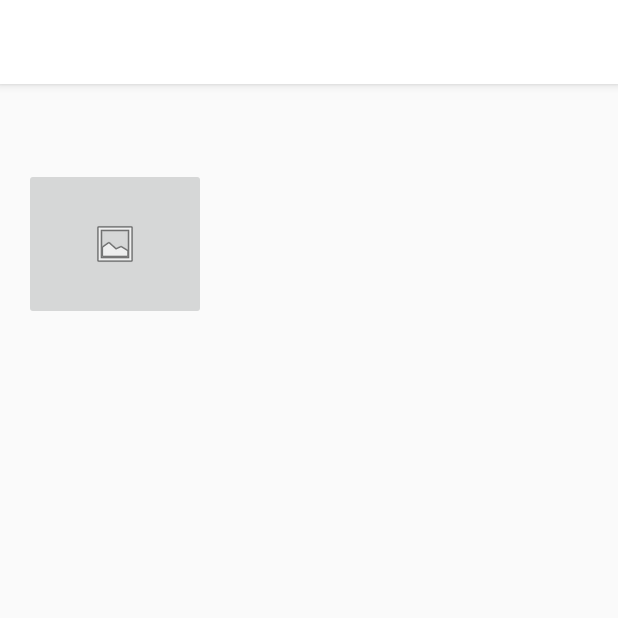
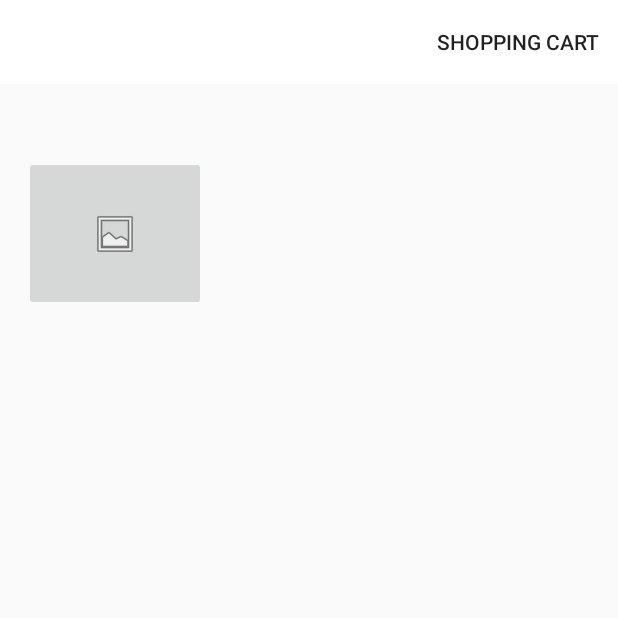
Before and after one commit to El-Catrin/elcatrinCustomers, an Android app: the screen it shows after launch (HomeActivity), on a phone screen of 412 x 824 dp, the top half of it. Run offline under Robolectric (Android 15) with nearby library versions, the phone set to English and light mode, and no system bars.

Commit message:
Add toolbar

```diff
--- a/app/build.gradle
+++ b/app/build.gradle
@@ -75,5 +75,5 @@ dependencies {
     implementation "androidx.lifecycle:lifecycle-viewmodel-ktx:2.2.0"
     // LiveData
     implementation "androidx.lifecycle:lifecycle-livedata-ktx:2.2.0"
-    //implementation "androidx.lifecycle:lifecycle-extensions:2.1.0"
+    implementation 'androidx.appcompat:appcompat:1.0.0'
 }
--- a/app/src/main/java/com/elcatrin/app_delivery/activity/HomeActivity.kt
+++ b/app/src/main/java/com/elcatrin/app_delivery/activity/HomeActivity.kt
@@ -1,21 +1,29 @@
 package com.elcatrin.app_delivery.activity
 
 import android.content.Intent
+import android.os.Build
 import android.os.Bundle
+import android.view.Menu
+import android.view.View
+import androidx.annotation.RequiresApi
 import androidx.appcompat.app.AppCompatActivity
+import androidx.appcompat.widget.Toolbar
 import com.elcatrin.app_delivery.R
-import com.elcatrin.app_delivery.model.Product
 import com.elcatrin.app_delivery.viewModel.CartViewModel
 import kotlinx.android.synthetic.main.activity_home.*
+
 
 class HomeActivity : AppCompatActivity() {
     var cartViewModel = CartViewModel()
 
+    @RequiresApi(Build.VERSION_CODES.LOLLIPOP)
     override fun onCreate(savedInstanceState: Bundle?) {
         super.onCreate(savedInstanceState)
         setContentView(R.layout.activity_home)
 
         setListeners()
+        val toolbar = findViewById<View>(R.id.toolbar) as Toolbar
+        setSupportActionBar(toolbar)
     }
 
     private fun setListeners() {
@@ -30,4 +38,10 @@ class HomeActivity : AppCompatActivity() {
 //        }
         // add button for cart access temporarily
     }
+
+    override fun onCreateOptionsMenu(menu: Menu?): Boolean {
+        // Inflate the menu; this adds items to the action bar if it is present.
+        menuInflater.inflate(R.menu.main, menu)
+        return true
+    }
 }
--- a/app/src/main/res/layout/activity_home.xml
+++ b/app/src/main/res/layout/activity_home.xml
@@ -6,13 +6,21 @@
     android:layout_height="match_parent"
     tools:context=".activity.homeActivity">
 
+    <androidx.appcompat.widget.Toolbar
+        android:id="@+id/toolbar"
+        android:layout_width="match_parent"
+        android:layout_height="wrap_content"
+        android:background="?attr/colorPrimary"
+        android:minHeight="?attr/actionBarSize"
+        app:titleTextColor="@android:color/white"></androidx.appcompat.widget.Toolbar>
+
     <androidx.constraintlayout.widget.ConstraintLayout
         android:id="@+id/text_Restaurantes"
         android:layout_width="match_parent"
         android:layout_height="match_parent"
         tools:context=".ui.VistaProductos"
-        tools:layout_editor_absoluteX="0dp"
-        tools:layout_editor_absoluteY="155dp">
+        tools:layout_editor_absoluteX="81dp"
+        tools:layout_editor_absoluteY="86dp">
 
         <LinearLayout
             android:id="@+id/linearLayout"
@@ -22,11 +30,13 @@
             android:layout_marginTop="16dp"
             android:layout_marginEnd="16dp"
             android:layout_marginBottom="16dp"
+            android:fitsSystemWindows="true"
             android:orientation="vertical"
             app:layout_constraintBottom_toBottomOf="parent"
             app:layout_constraintEnd_toEndOf="parent"
             app:layout_constraintStart_toStartOf="parent"
             app:layout_constraintTop_toTopOf="parent">
+
 
             <Space
                 android:layout_width="match_parent"
@@ -36,7 +46,6 @@
                 android:layout_width="match_parent"
                 android:layout_height="match_parent"
                 android:orientation="horizontal">
-
 
 
                 <Space
@@ -53,7 +62,7 @@
             android:layout_width="121dp"
             android:layout_height="103dp"
             android:layout_marginStart="16dp"
-            android:layout_marginTop="56dp"
+            android:layout_marginTop="104dp"
             android:orientation="vertical"
             app:layout_constraintStart_toStartOf="parent"
             app:layout_constraintTop_toTopOf="parent">
@@ -61,10 +70,9 @@
             <ImageButton
                 android:id="@+id/img_btn_empresas"
                 android:layout_width="match_parent"
-                android:layout_height="101dp"
+                android:layout_height="match_parent"
                 android:contentDescription="@string/img_empresas"
                 app:srcCompat="@android:drawable/ic_menu_gallery" />
-
         </LinearLayout>
 
     </androidx.constraintlayout.widget.ConstraintLayout>
--- /dev/null
+++ b/app/src/main/res/menu/main.xml
@@ -0,0 +1,8 @@
+<menu xmlns:android="http://schemas.android.com/apk/res/android"
+    xmlns:app="http://schemas.android.com/apk/res-auto">
+    <item
+        android:id="@+id/miCompose"
+        app:showAsAction="ifRoom"
+        android:title="Shopping Cart">
+    </item>
+</menu>
--- a/app/src/main/res/values/styles.xml
+++ b/app/src/main/res/values/styles.xml
@@ -1,6 +1,6 @@
 <resources>
     <!-- Base application theme. -->
-    <style name="AppTheme" parent="Theme.AppCompat.Light.DarkActionBar">
+    <style name="AppTheme" parent="Theme.AppCompat.Light.NoActionBar">
         <!-- Customize your theme here. -->
         <item name="colorPrimary">@color/colorPrimary</item>
         <item name="colorPrimaryDark">@color/colorPrimaryDark</item>
--- a/build.gradle
+++ b/build.gradle
@@ -9,7 +9,7 @@ buildscript {
         mavenCentral()
     }
     dependencies {
-        classpath 'com.android.tools.build:gradle:4.1.0'
+        classpath 'com.android.tools.build:gradle:4.1.1'
         classpath "org.jetbrains.kotlin:kotlin-gradle-plugin:$kotlin_version"
         //Google services
         classpath 'com.google.gms:google-services:4.3.3'
```
Also changed, not shown: app/src/main/res/navigation/nav_graph.xml (deleted, +0 -28 lines), 2 other files.
